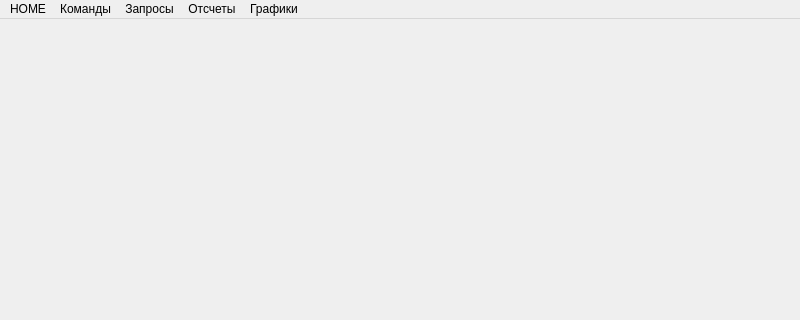
Before: the Qt Designer form view/mainwindow.ui in waitskoro/APS, drawn with Qt 5; both pictures show x 0 to 800 and y 0 to 320 of the 800 by 600 pixel window.
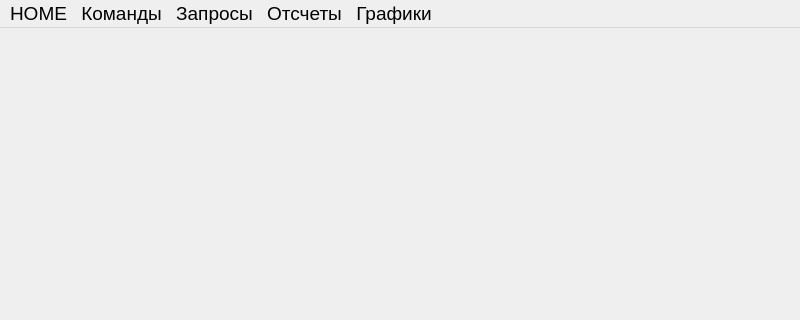
After: the same form once the commit is applied.

```diff
--- a/view/mainwindow.ui
+++ b/view/mainwindow.ui
@@ -32,9 +32,21 @@
      <x>0</x>
      <y>0</y>
      <width>800</width>
-     <height>23</height>
+     <height>28</height>
     </rect>
    </property>
+   <property name="minimumSize">
+    <size>
+     <width>0</width>
+     <height>0</height>
+    </size>
+   </property>
+   <property name="font">
+    <font>
+     <pointsize>14</pointsize>
+     <underline>false</underline>
+    </font>
+   </property>
    <widget class="QMenu" name="menuHOME">
     <property name="title">
      <string>HOME</string>
@@ -56,11 +68,23 @@
     <addaction name="action_4"/>
    </widget>
    <widget class="QMenu" name="menu_3">
+    <property name="font">
+     <font>
+      <pointsize>14</pointsize>
+      <underline>false</underline>
+     </font>
+    </property>
     <property name="title">
      <string>Отсчеты</string>
     </property>
    </widget>
    <widget class="QMenu" name="menu_4">
+    <property name="font">
+     <font>
+      <pointsize>14</pointsize>
+      <underline>false</underline>
+     </font>
+    </property>
     <property name="title">
      <string>Графики</string>
     </property>
```
Left out of the diff: 29 changed lines with no effect on the pictures.
